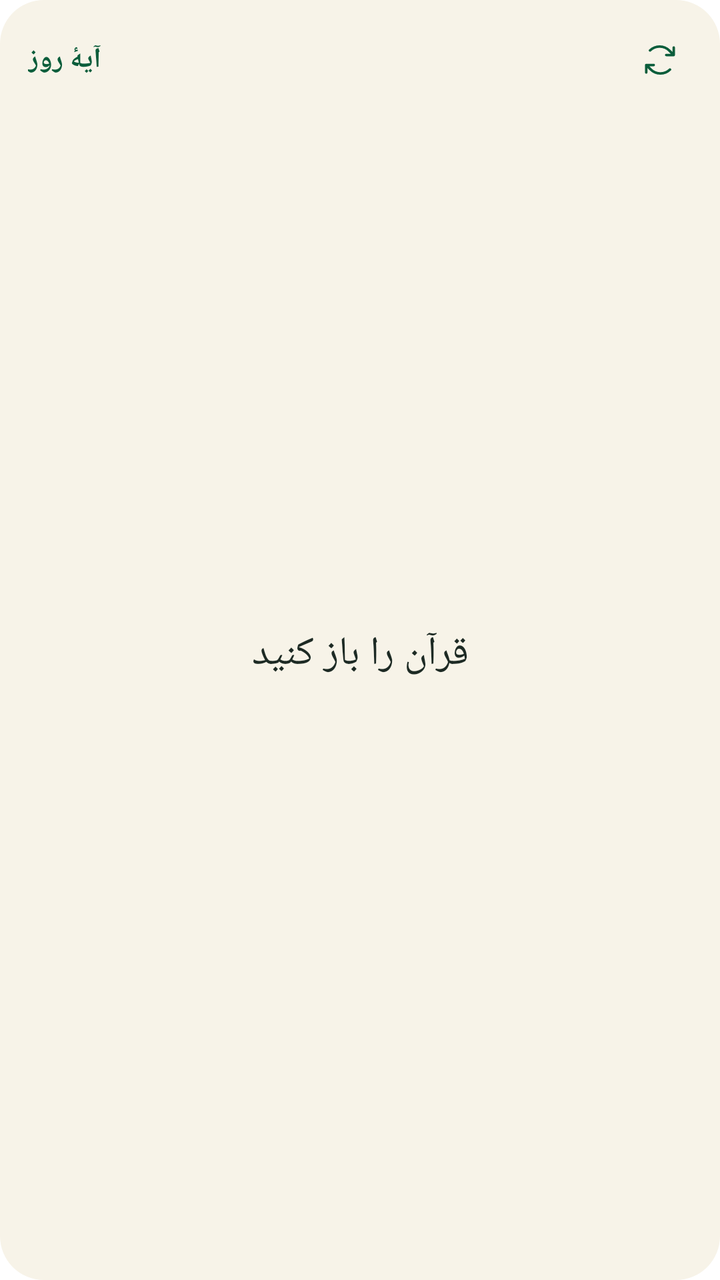
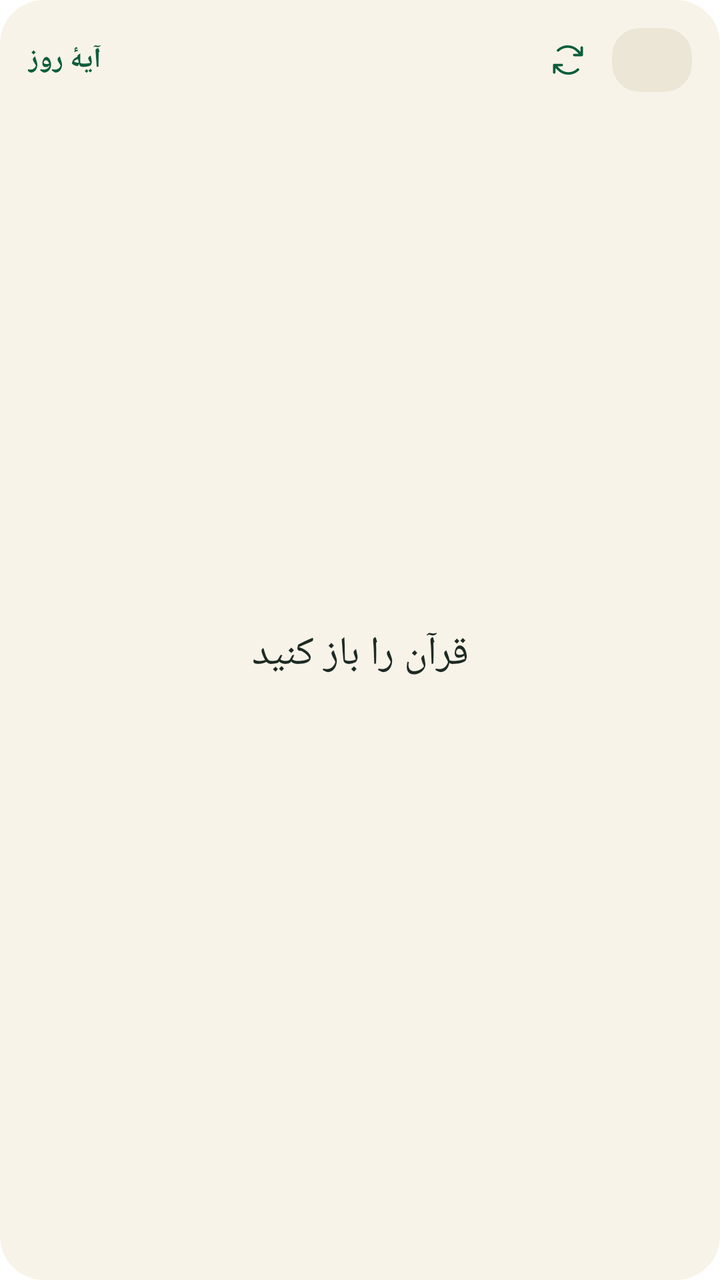

The first picture is an Android layout as it rendered before a commit; the second is the same layout after the commit. The layout source and the unified diff follow.
<!-- AndroidManifest.xml: fallback theme Theme.MaterialComponents.DayNight.NoActionBar -->
<!-- res/layout/widget_quran.xml -->
<?xml version="1.0" encoding="utf-8"?>
<LinearLayout xmlns:android="http://schemas.android.com/apk/res/android"
    android:id="@+id/root"
    android:layout_width="match_parent" android:layout_height="match_parent"
    android:background="@drawable/widget_bg" android:orientation="vertical"
    android:padding="14dp">

    <LinearLayout android:layout_width="match_parent" android:layout_height="wrap_content"
        android:gravity="center_vertical" android:orientation="horizontal">
        <TextView style="@style/WTitle" android:layout_width="wrap_content"
            android:textColor="@color/widget_accent" android:text="@string/verse_title" />
        <TextView android:id="@+id/verse_ref" style="@style/WSmall"
            android:layout_width="0dp" android:layout_weight="1" android:layout_marginStart="8dp"
            android:maxLines="1" android:ellipsize="end" android:text="" />
        <ImageView android:id="@+id/verse_next" android:layout_width="32dp" android:layout_height="32dp"
            android:padding="6dp" android:src="@drawable/ic_refresh"
            android:contentDescription="@string/verse_next" />
    </LinearLayout>

    <TextView android:id="@+id/verse_ar"
        android:layout_width="match_parent" android:layout_height="0dp" android:layout_weight="1"
        android:layout_marginTop="4dp" android:gravity="center" android:textDirection="rtl"
        android:textColor="@color/widget_ink" android:textSize="20sp" android:lineSpacingMultiplier="1.25"
        android:maxLines="4" android:ellipsize="end" android:text="@string/verse_missing" />

    <TextView android:id="@+id/verse_tr"
        android:layout_width="match_parent" android:layout_height="wrap_content"
        android:layout_marginTop="4dp" android:gravity="center"
        android:textColor="@color/widget_subtle" android:textSize="13sp"
        android:maxLines="3" android:ellipsize="end" android:text="" />
</LinearLayout>
<!-- resources referenced by this layout -->
<resources>
  <color name="widget_accent">#0B5D3B</color>
  <color name="widget_ink">#1D2A24</color>
  <color name="widget_subtle">#6B6F6A</color>
  <!-- drawable ic_refresh (drawable) -->
  <?xml version="1.0" encoding="utf-8"?>
  <vector xmlns:android="http://schemas.android.com/apk/res/android"
      android:width="24dp" android:height="24dp"
      android:viewportWidth="256" android:viewportHeight="256">
      <path android:fillColor="@color/widget_accent" android:pathData="M224,48V96a8,8,0,0,1-8,8H168a8,8,0,0,1,0-16h28.69L182.06,73.37a79.56,79.56,0,0,0-56.13-23.43h-.45A79.52,79.52,0,0,0,69.59,72.71,8,8,0,0,1,58.41,61.27a96,96,0,0,1,135,.79L208,76.69V48a8,8,0,0,1,16,0ZM186.41,183.29a80,80,0,0,1-112.47-.66L59.31,168H88a8,8,0,0,0,0-16H40a8,8,0,0,0-8,8v48a8,8,0,0,0,16,0V179.31l14.63,14.63A95.43,95.43,0,0,0,130,222.06h.53a95.36,95.36,0,0,0,67.07-27.33,8,8,0,0,0-11.18-11.44Z" />
  </vector>
  <!-- drawable widget_bg (drawable) -->
  <?xml version="1.0" encoding="utf-8"?>
  <shape xmlns:android="http://schemas.android.com/apk/res/android" android:shape="rectangle">
      <solid android:color="@color/widget_bg" />
      <corners android:radius="22dp" />
  </shape>
  <string name="verse_missing">قرآن را باز کنید</string>
  <string name="verse_next">آیهٔ دیگر</string>
  <string name="verse_title">آیهٔ روز</string>
  <style name="WSmall">
          <item name="android:layout_width">wrap_content</item>
          <item name="android:layout_height">wrap_content</item>
          <item name="android:textColor">@color/widget_subtle</item>
          <item name="android:textSize">11sp</item>
      </style>
  <style name="WTitle">
          <item name="android:layout_width">wrap_content</item>
          <item name="android:layout_height">wrap_content</item>
          <item name="android:textColor">@color/widget_ink</item>
          <item name="android:textSize">14sp</item>
          <item name="android:textStyle">bold</item>
      </style>
  <color name="widget_bg">#F7F3E8</color>
</resources>

<!-- the commit's change to res/layout/widget_quran.xml (unified diff, before → after) -->
@@ -7,7 +7,7 @@
 
     <LinearLayout android:layout_width="match_parent" android:layout_height="wrap_content"
         android:gravity="center_vertical" android:orientation="horizontal">
-        <TextView style="@style/WTitle" android:layout_width="wrap_content"
+        <TextView android:id="@+id/title" style="@style/WTitle" android:layout_width="wrap_content"
             android:textColor="@color/widget_accent" android:text="@string/verse_title" />
         <TextView android:id="@+id/verse_ref" style="@style/WSmall"
             android:layout_width="0dp" android:layout_weight="1" android:layout_marginStart="8dp"
@@ -15,6 +15,7 @@
         <ImageView android:id="@+id/verse_next" android:layout_width="32dp" android:layout_height="32dp"
             android:padding="6dp" android:src="@drawable/ic_refresh"
             android:contentDescription="@string/verse_next" />
+        <TextView android:id="@+id/lang" style="@style/WLang" />
     </LinearLayout>
 
     <TextView android:id="@+id/verse_ar"
<!-- resource entries referenced after the edit -->
@@ -19,6 +19,18 @@
   <string name="verse_missing">قرآن را باز کنید</string>
   <string name="verse_next">آیهٔ دیگر</string>
   <string name="verse_title">آیهٔ روز</string>
+  <style name="WLang">
+          <item name="android:layout_width">wrap_content</item>
+          <item name="android:layout_height">32dp</item>
+          <item name="android:minWidth">40dp</item>
+          <item name="android:layout_marginStart">6dp</item>
+          <item name="android:gravity">center</item>
+          <item name="android:paddingHorizontal">8dp</item>
+          <item name="android:background">@drawable/chip_bg</item>
+          <item name="android:textColor">@color/widget_accent</item>
+          <item name="android:textSize">12sp</item>
+          <item name="android:textStyle">bold</item>
+      </style>
   <style name="WSmall">
           <item name="android:layout_width">wrap_content</item>
           <item name="android:layout_height">wrap_content</item>
@@ -33,5 +45,12 @@
           <item name="android:textStyle">bold</item>
       </style>
   <color name="widget_bg">#F7F3E8</color>
+  <!-- drawable chip_bg (drawable) -->
+  <?xml version="1.0" encoding="utf-8"?>
+  <shape xmlns:android="http://schemas.android.com/apk/res/android" android:shape="rectangle">
+      <solid android:color="@color/widget_chip" />
+      <corners android:radius="14dp" />
+  </shape>
+  <color name="widget_chip">#ECE6D6</color>
 </resources>
 
